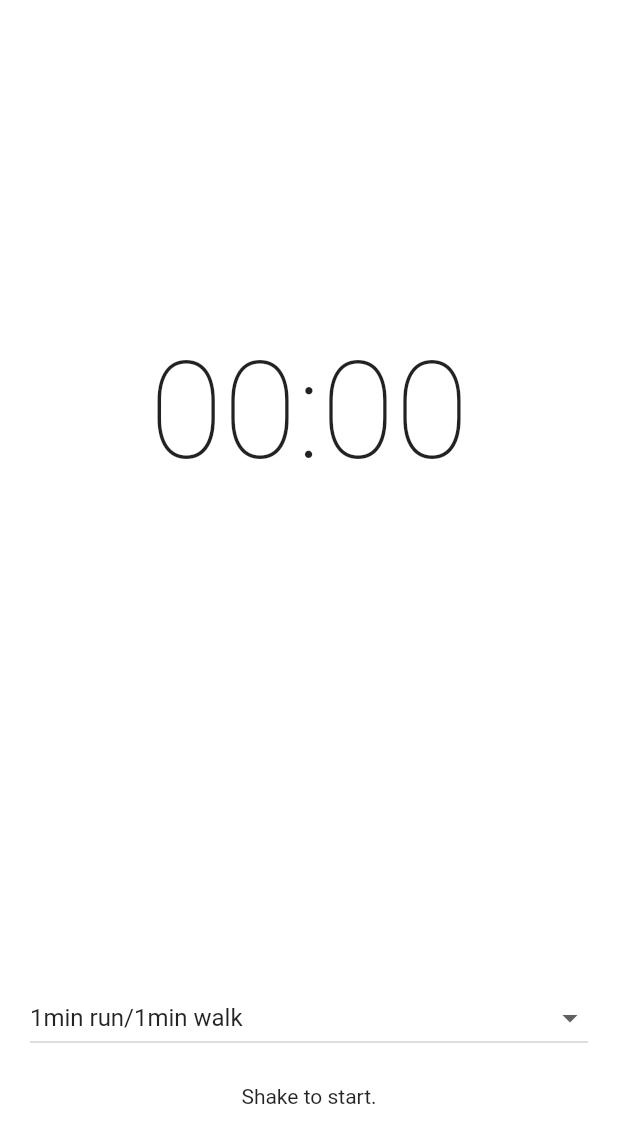
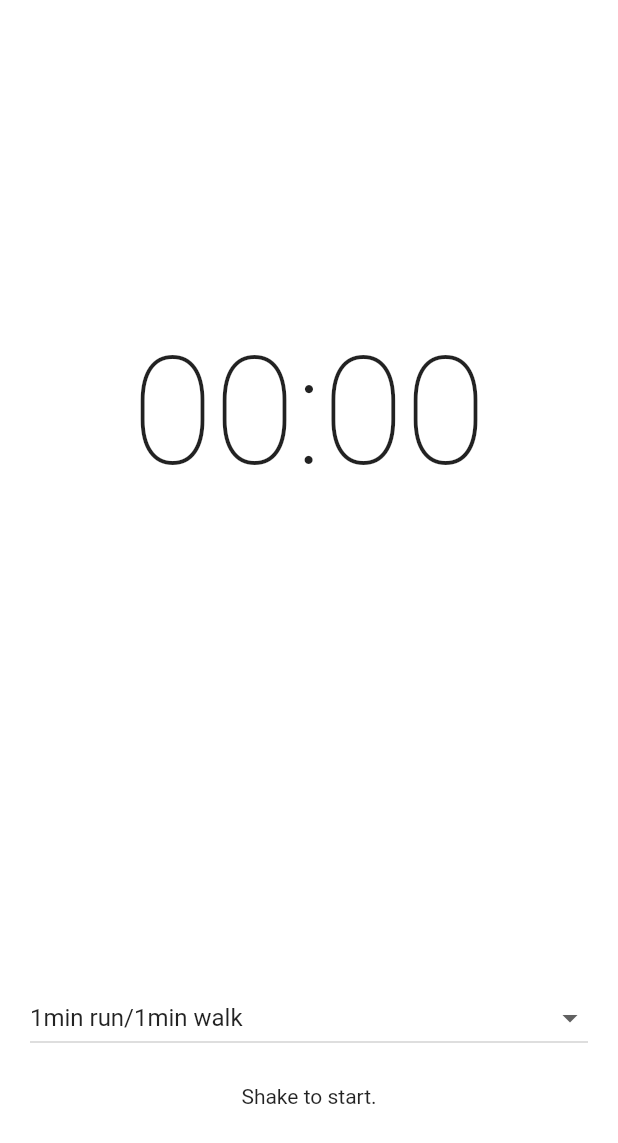
Before and after one commit to seanballais/jogster, a Flutter app: the screen it shows after launch, on a phone screen of 412 x 824 dp. Shown: the top 1143 px of the screen. Run offline on Flutter 3.47's test engine with Material 2 defaults, Android fonts, the phone set to English and light mode, and no system bars; missing offline and left inert: shake, vibrate.

Commit message:
Adjusted UI.

```diff
--- a/lib/timer_counter.dart
+++ b/lib/timer_counter.dart
@@ -15,7 +15,7 @@ class TimerCounter extends StatelessWidget {
         child: Text(
           '$mins:$secs',
           textAlign: TextAlign.center,
-          style: TextStyle(fontSize: 90.0, fontWeight: FontWeight.w100)
+          style: TextStyle(fontSize: 100.0, fontWeight: FontWeight.w100)
         ),
       ),
     );
```
